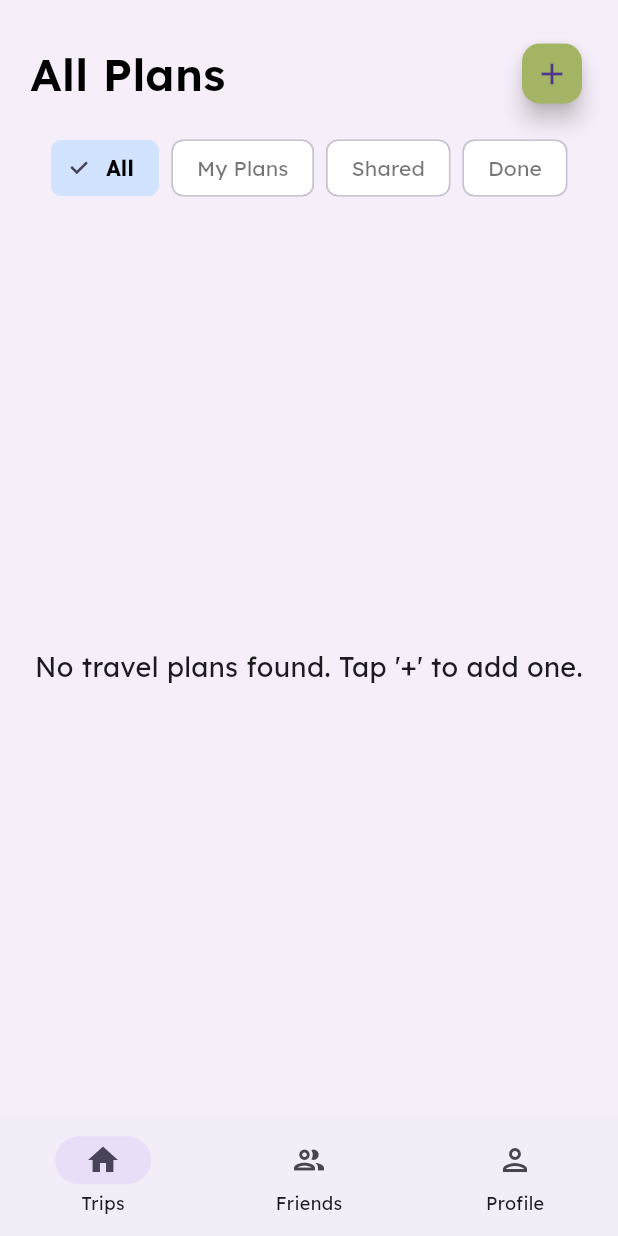
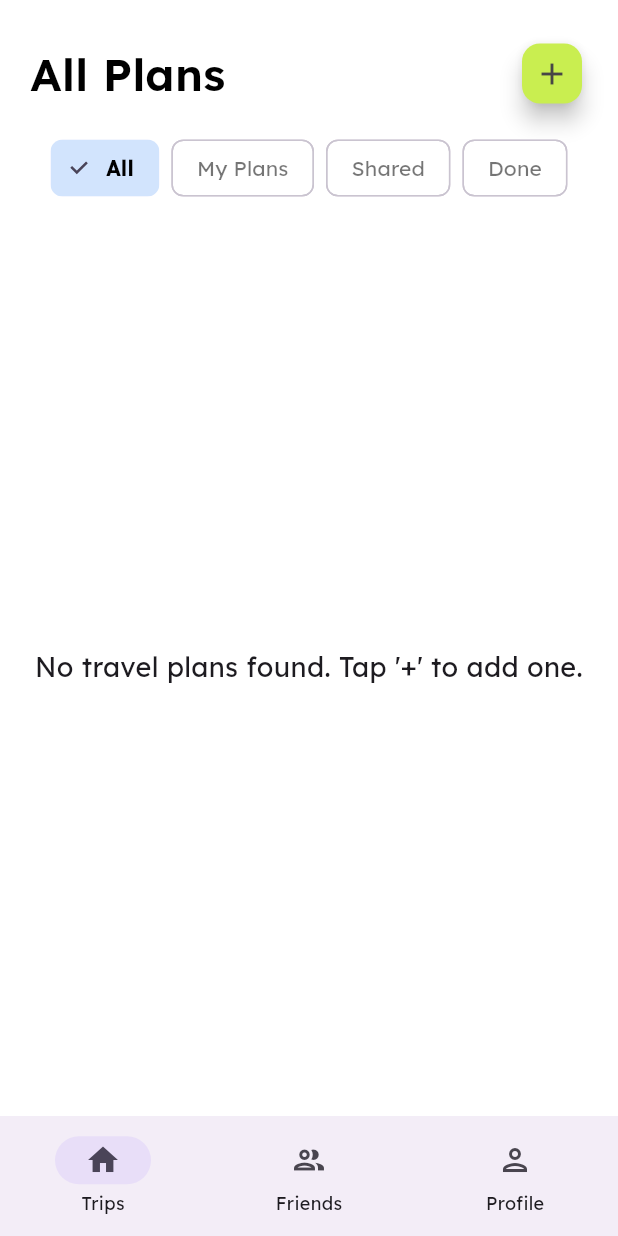
Before and after one commit to jpcabatingan/HaoFar_TravelApp, a Flutter app: the AppLayout screen opened directly, on a phone screen of 412 x 824 dp. Run offline on Flutter 3.47's test engine with Material 3 defaults, Android fonts, the phone set to English and light mode, and no system bars; our stand-ins replace cloud_firestore, firebase_auth, firebase_core, google_fonts, image_picker, qr_flutter; accounts and stored records are empty; generated files the repository leaves out were written again.

Commit message:
chore: added QR code page

```diff
--- a/project/lib/app/app_layout.dart
+++ b/project/lib/app/app_layout.dart
@@ -7,6 +7,7 @@ import 'package:project/screens/travel-plan/new_plan.dart';
 import 'package:project/screens/profile/profile.dart';
 import 'package:project/screens/travel-plan/edit_plan.dart';
 import 'package:project/screens/travel-plan/plan_details.dart';
+import 'package:project/screens/travel-plan/shareqr.dart';
 import 'package:project/screens/travel-plan/travel_plans_list.dart';
 
 class AppLayout extends StatefulWidget {
@@ -69,6 +70,8 @@ class AppLayoutState extends State<AppLayout> {
         return const PlanDetails();
       case AppRoutes.travelListDetailsEdit:
         return const EditPlan();
+      case AppRoutes.shareQR:
+        return const ShareQR();
       case AppRoutes.createTravelPlan:
         return const NewPlan();
       case AppRoutes.createTravelPlanExtra:
--- a/project/lib/app/routes.dart
+++ b/project/lib/app/routes.dart
@@ -7,6 +7,7 @@ import 'package:project/screens/auth/sign_up_travel_styles.dart';
 import 'package:project/screens/errors/not_found_page.dart';
 import 'package:project/screens/profile/profile.dart';
 import 'package:project/screens/friends/friends.dart';
+import 'package:project/screens/travel-plan/shareqr.dart';
 
 class AppRoutes {
   // Auth
@@ -22,6 +23,7 @@ class AppRoutes {
   static const String travelListDetailsEdit = '/travel-list-details-edit';
   static const String createTravelPlan = '/new-travel-list';
   static const String createTravelPlanExtra = '/new-travel-list-extra';
+  static const String shareQR = '/shareqr';
   static const String friends = '/friends';
   static const String profile = '/profile';
   static const String notFound = '/not-found';
@@ -31,7 +33,7 @@ class RouteGenerator {
   static Route<dynamic> generateRoute(RouteSettings settings) {
     switch (settings.name) {
       case AppRoutes.signIn:
-        return MaterialPageRoute(builder: (_) => const SignIn());
+        // return MaterialPageRoute(builder: (_) => const SignIn());
       case AppRoutes.signUp:
         return MaterialPageRoute(builder: (_) => const SignUp());
       case AppRoutes.signUpInterest:
--- a/project/lib/screens/travel-plan/edit_plan.dart
+++ b/project/lib/screens/travel-plan/edit_plan.dart
@@ -178,9 +178,9 @@ class _EditPlanState extends State<EditPlan> {
     }
 
     return Scaffold(
-      backgroundColor: const Color(0xFFF6EEF8),
+      backgroundColor: const Color.fromARGB(255, 255, 255, 255),
       appBar: AppBar(
-        backgroundColor: const Color(0xFFF6EEF8),
+        backgroundColor: const Color.fromARGB(255, 255, 255, 255),
         elevation: 0,
         title: const Text(
           'Travel Plan Details',
--- a/project/lib/screens/travel-plan/travel_plans_list.dart
+++ b/project/lib/screens/travel-plan/travel_plans_list.dart
@@ -13,7 +13,8 @@ class TravelPlans extends StatefulWidget {
 
 class _TravelPlansState extends State<TravelPlans> {
   final Color _btnColorContinue = const Color.fromARGB(255, 163, 181, 101);
-  final DateFormat _dateFormatter = DateFormat.yMMMMd();
+  final Color _btnAdd = const Color.fromARGB(255, 201, 238, 80);
+  DateFormat _dateFormatter = DateFormat.yMMMMd();
 
   @override
   Widget build(BuildContext context) {
@@ -31,7 +32,7 @@ class _TravelPlansState extends State<TravelPlans> {
     final laterPlans = getLaterPlans(filteredPlans, soon);
 
     return Scaffold(
-      backgroundColor: const Color(0xFFF6EEF8),
+      backgroundColor: const Color.fromARGB(255, 255, 255, 255),
       body: RefreshIndicator(
         onRefresh: () async {
           provider.refresh();
@@ -60,11 +61,11 @@ class _TravelPlansState extends State<TravelPlans> {
                     ),
                   ),
                   FloatingActionButton.small(
-                    backgroundColor: _btnColorContinue,
+                    backgroundColor: _btnAdd,
                     onPressed: () {
                       Navigator.pushNamed(context, '/new-travel-list');
                     },
-                    child: const Icon(Icons.add),
+                    child: const Icon(Icons.add, color: Color.fromARGB(255, 71, 70, 70),),
                   ),
                 ],
               ),
--- a/project/pubspec.yaml
+++ b/project/pubspec.yaml
@@ -47,6 +47,7 @@ dependencies:
   intl: ^0.20.2
   rxdart: ^0.28.0
   async: ^2.12.0
+  qr_flutter: ^4.1.0
 
 dev_dependencies:
   flutter_test:
```
Also changed, not shown: project/lib/screens/travel-plan/plan_details.dart (+15 -7 lines), project/lib/screens/travel-plan/shareqr.dart (added, +80 -0 lines), project/pubspec.lock.
